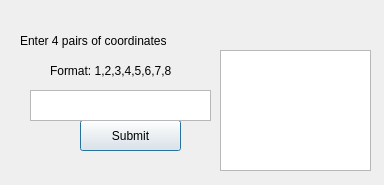
Qt form view/zonelist.ui (ms337/yoloV3RaspberryPi) before a commit.
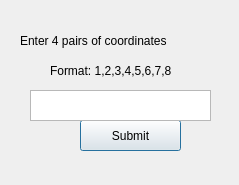
The same form after that commit.

```diff
--- a/view/zonelist.ui
+++ b/view/zonelist.ui
@@ -6,7 +6,7 @@
    <rect>
     <x>0</x>
     <y>0</y>
-    <width>384</width>
+    <width>239</width>
     <height>185</height>
    </rect>
   </property>
@@ -49,16 +49,6 @@
     </rect>
    </property>
   </widget>
-  <widget class="QTextBrowser" name="textBrowser">
-   <property name="geometry">
-    <rect>
-     <x>220</x>
-     <y>50</y>
-     <width>151</width>
-     <height>121</height>
-    </rect>
-   </property>
-  </widget>
   <widget class="QLabel" name="label_2">
    <property name="geometry">
     <rect>
```
